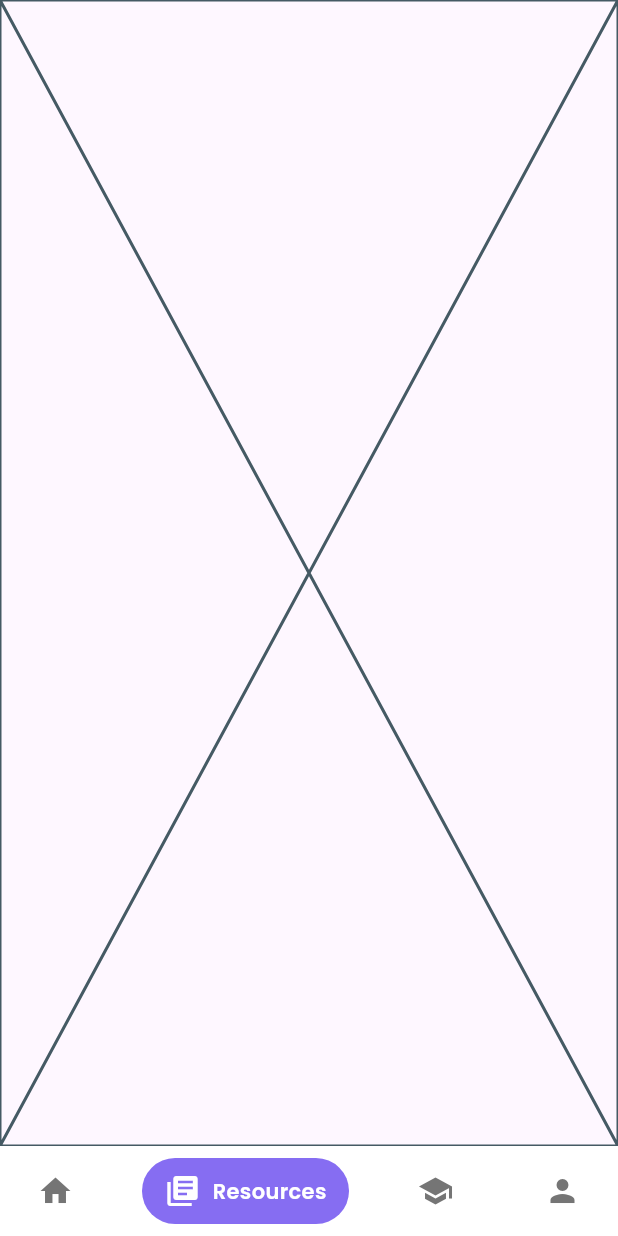
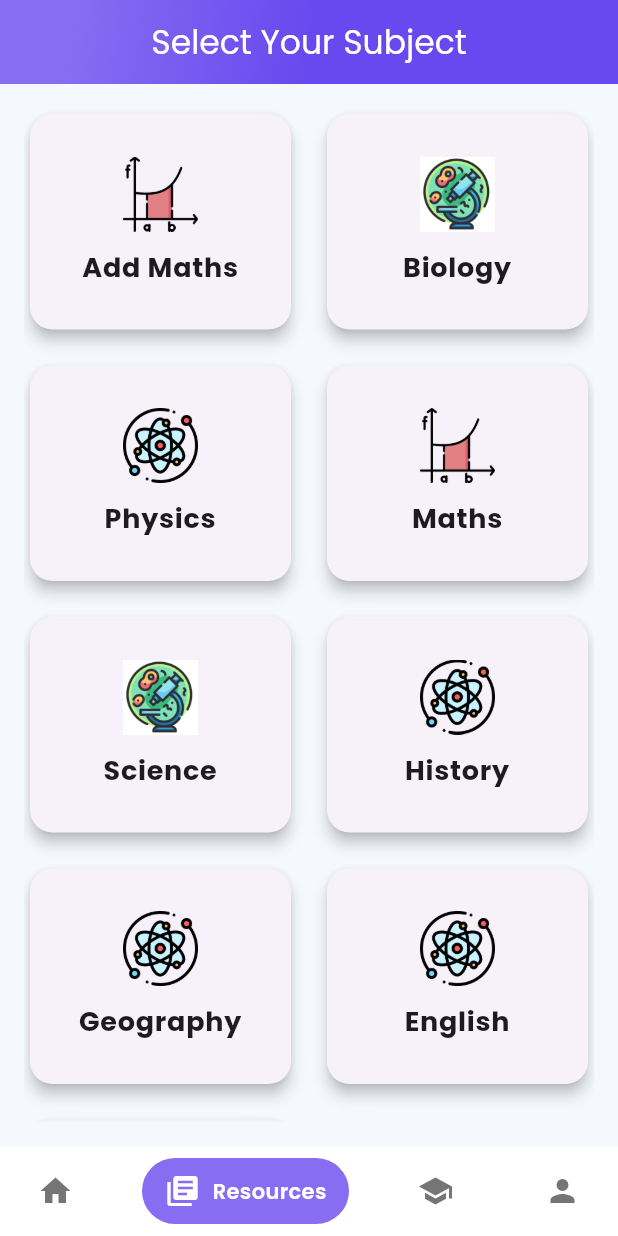
Before and after one commit to zw-weng/hackathon_xcode, a Flutter app: the screen it shows after launch, item 2 of the bottom bar chosen, on a phone screen of 412 x 824 dp. Run offline on Flutter 3.47's test engine with Material 3 defaults, Android fonts, the phone set to English and light mode, and no system bars; drawn by our look-alikes of google_nav_bar; our stand-ins replace carousel_slider; network calls fail.

Commit message:
resource page

```diff
--- a/lib/constants/colors.dart
+++ b/lib/constants/colors.dart
@@ -1,4 +1,5 @@
 import 'package:flutter/material.dart';
 
 const kPrimaryColor = Color(0xff6849ef);
-const kPrimaryLight = Color(0xff8a72f1);
+const kPrimaryLight = Color(0xff886ff2);
+const kBackColor = Color(0xFFF5F9FF);
--- a/lib/models/course.dart
+++ b/lib/models/course.dart
@@ -1,6 +1,6 @@
 class Course {
   final String name;
-  final String description;
+  final String iconPath;
 
-  Course({required this.name, required this.description});
+  Course({required this.name, required this.iconPath});
 }
--- a/lib/screens/home_screen.dart
+++ b/lib/screens/home_screen.dart
@@ -1,3 +1,4 @@
+import 'package:demo/constants/colors.dart';
 import 'package:flutter/material.dart';
 import 'package:carousel_slider/carousel_slider.dart';
 import 'package:flutter/services.dart';
@@ -16,15 +17,13 @@ class HomeScreen extends StatefulWidget {
 
 class _HomeScreenState extends State<HomeScreen> {
   final List<Tutor> tutors = [
-    Tutor(name: "Jotaro", rating: 4.8, imageUrl: 'assets\images\tutor.jpg', course: 'Physics'),
-    Tutor(name: "Ali bin Abu", rating: 5.0, imageUrl: 'assets\images\tutor.jpg', course: 'Add Math'),
-    Tutor(name: "Suzana Li", rating: 4.8, imageUrl: 'assets\images\tutor.jpg', course: 'Coding'),
+    Tutor(name: "Jotaro", rating: 4.8, imageUrl: 'assets/images/tutor.jpg', course: 'Physics'),
+    Tutor(name: "Ali bin Abu", rating: 5.0, imageUrl: 'assets/images/tutor.jpg', course: 'Add Math'),
+    Tutor(name: "Suzana Li", rating: 4.8, imageUrl: 'assets/images/tutor.jpg', course: 'Coding'),
   ];
 
   final List<Course> courses = [
-    Course(name: "Physics", description: "Learn the fundamentals of Physics."),
-    Course(name: "Biology", description: "Explore the wonders of Biology."),
-    Course(name: "Computer Science", description: "Introduction to programming and algorithms."),
+
   ];
 
   @override
@@ -105,8 +104,8 @@ class AppBar extends StatelessWidget {
           end: Alignment.bottomRight,
           stops: [0.1, 0.5],
           colors: [
-            Color(0xff886ff2),
-            Color(0xff6849ef),
+            kPrimaryLight,
+            kPrimaryColor,
           ],
         ),
       ),
--- a/lib/screens/resources_screen.dart
+++ b/lib/screens/resources_screen.dart
@@ -1,4 +1,7 @@
+import 'package:demo/constants/colors.dart';
 import 'package:flutter/material.dart';
+import 'package:demo/models/course.dart';
+import 'package:demo/widgets/course_card.dart';
 
 class ResourcesScreen extends StatefulWidget {
   const ResourcesScreen({super.key});
@@ -8,8 +11,65 @@ class ResourcesScreen extends StatefulWidget {
 }
 
 class _ResourcesScreenState extends State<ResourcesScreen> {
+  // Updated list of courses (Subjects)
+  final List<Course> courses = [
+    Course(name: "Add Maths", iconPath: "assets/icons/addmath.png"),
+    Course(name: "Biology", iconPath: "assets/icons/bio.png"),
+    Course(name: "Physics", iconPath: "assets/icons/phy.png"),
+    Course(name: "Maths", iconPath: "assets/icons/addmath.png"),
+    Course(name: "Science", iconPath: "assets/icons/bio.png"),
+    Course(name: "History", iconPath: "assets/icons/phy.png"),
+    Course(name: "Geography", iconPath: "assets/icons/phy.png"),
+    Course(name: "English", iconPath: "assets/icons/phy.png"),
+    Course(name: "Art", iconPath: "assets/icons/phy.png"),
+    // Add more courses as needed
+  ];
+
   @override
   Widget build(BuildContext context) {
-    return const Placeholder();
+    return Scaffold(
+      appBar: AppBar(
+        title: Text(
+          "Select Your Subject",
+          style: Theme.of(context).textTheme.titleLarge?.copyWith(
+                color: Colors.white,
+              ),
+        ),
+        centerTitle: true,
+        flexibleSpace: Container(
+          decoration: BoxDecoration(
+            gradient: LinearGradient(
+              begin: Alignment.topLeft,
+              end: Alignment.bottomRight,
+              stops: [0.1, 0.5],
+              colors: [
+                kPrimaryLight,
+                kPrimaryColor,
+              ],
+            ),
+          ),
+        ),
+      ),
+      body: Container(
+        color: const Color(0xFFF5F9FF), // Background color
+        padding: const EdgeInsets.all(16.0),
+        child: SingleChildScrollView(
+          child: GridView.builder(
+            physics: const NeverScrollableScrollPhysics(),
+            shrinkWrap: true,
+            gridDelegate: const SliverGridDelegateWithFixedCrossAxisCount(
+              crossAxisCount: 2,
+              crossAxisSpacing: 16.0,
+              mainAxisSpacing: 16.0,
+              childAspectRatio: 1.2,
+            ),
+            itemCount: courses.length,
+            itemBuilder: (context, index) {
+              return CourseCard(course: courses[index]);
+            },
+          ),
+        ),
+      ),
+    );
   }
 }
--- a/lib/widgets/course_card.dart
+++ b/lib/widgets/course_card.dart
@@ -1,24 +1,38 @@
+import 'package:flutter/material.dart';
 import 'package:demo/models/course.dart';
-import 'package:flutter/material.dart';
 
 class CourseCard extends StatelessWidget {
-  final Course course; // Use the Course model
+  final Course course;
+
   const CourseCard({super.key, required this.course});
 
   @override
   Widget build(BuildContext context) {
     return Card(
+      shape: RoundedRectangleBorder(
+        borderRadius: BorderRadius.circular(15.0),
+      ),
       elevation: 4,
-      shape: RoundedRectangleBorder(
-        borderRadius: BorderRadius.circular(10),
-      ),
-      child: ListTile(
-        title: Text(course.name, style: const TextStyle(fontWeight: FontWeight.bold)),
-        subtitle: Text(course.description), // Display course description
-        trailing: const Icon(Icons.arrow_forward),
-        onTap: () {
-          // Add action when the card is tapped
-        },
+      child: Container(
+        padding: const EdgeInsets.all(16.0),
+        child: Column(
+          mainAxisAlignment: MainAxisAlignment.center,
+          children: [
+            Image.asset(
+              course.iconPath,
+              height: 50, // Adjust icon size as needed
+            ),
+            const SizedBox(height: 10),
+            Text(
+              course.name,
+              style: Theme.of(context).textTheme.bodyLarge?.copyWith(
+                    fontSize: 18, // Modern font size
+                    fontWeight: FontWeight.bold,
+                  ),
+              textAlign: TextAlign.center,
+            ),
+          ],
+        ),
       ),
     );
   }
--- a/pubspec.yaml
+++ b/pubspec.yaml
@@ -63,7 +63,8 @@ flutter:
 
   # To add assets to your application, add an assets section, like this:
   assets:
-   - assets\images\malaysia-flag-1.jpg
+   - assets/images/
+   - assets/icons/
 
   # An image asset can refer to one or more resolution-specific "variants", see
   # https://flutter.dev/to/resolution-aware-images
```
Also changed, not shown: lib/screens/login_screen.dart (+56 -56 lines), assets/icons/addmath.png (added), assets/icons/bio.png (added), assets/icons/phy.png (added).
